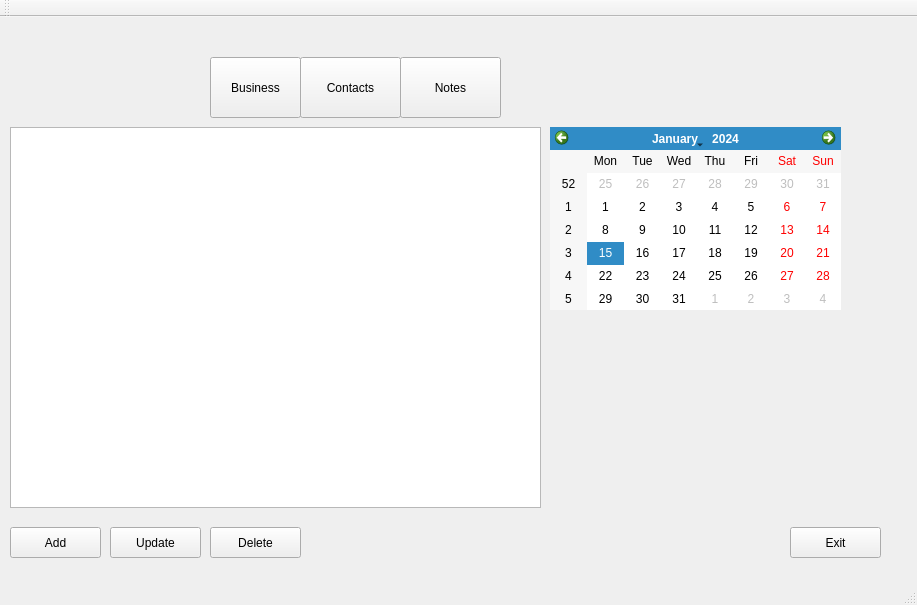
This is mainwindow.ui in Strelts0v/organaizer-vigi as Qt 5 draws it before an edit. The edited form follows.
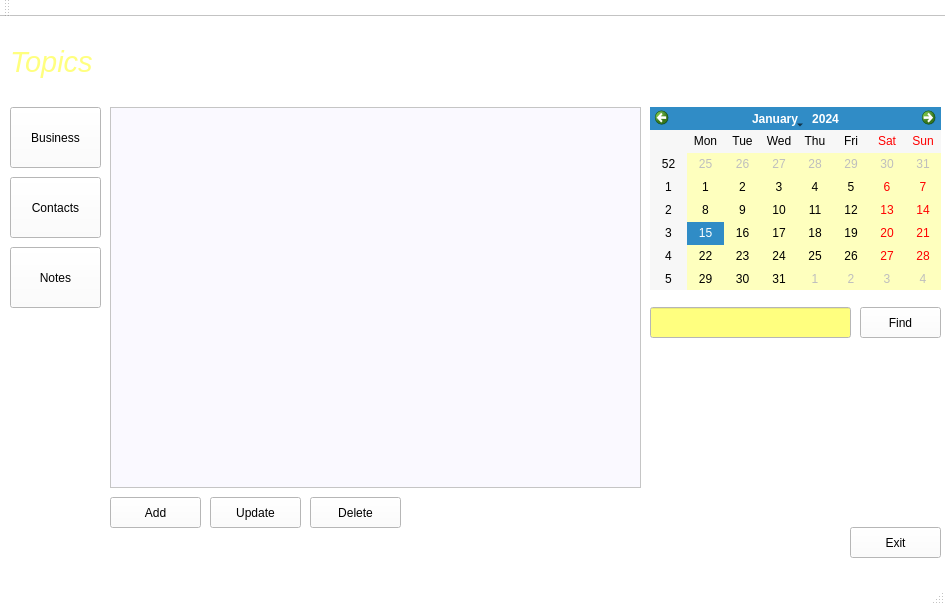
This is the edited form. Icons and pictures are not drawn.

Diff of the .ui file:
```diff
--- a/mainwindow.ui
+++ b/mainwindow.ui
@@ -6,33 +6,286 @@
    <rect>
     <x>0</x>
     <y>0</y>
-    <width>917</width>
+    <width>945</width>
     <height>605</height>
    </rect>
   </property>
+  <property name="palette">
+   <palette>
+    <active>
+     <colorrole role="Button">
+      <brush brushstyle="SolidPattern">
+       <color alpha="255">
+        <red>255</red>
+        <green>255</green>
+        <blue>255</blue>
+       </color>
+      </brush>
+     </colorrole>
+     <colorrole role="Light">
+      <brush brushstyle="SolidPattern">
+       <color alpha="255">
+        <red>255</red>
+        <green>255</green>
+        <blue>255</blue>
+       </color>
+      </brush>
+     </colorrole>
+     <colorrole role="Midlight">
+      <brush brushstyle="SolidPattern">
+       <color alpha="255">
+        <red>255</red>
+        <green>255</green>
+        <blue>255</blue>
+       </color>
+      </brush>
+     </colorrole>
+     <colorrole role="Base">
+      <brush brushstyle="SolidPattern">
+       <color alpha="255">
+        <red>255</red>
+        <green>255</green>
+        <blue>127</blue>
+       </color>
+      </brush>
+     </colorrole>
+     <colorrole role="Window">
+      <brush brushstyle="SolidPattern">
+       <color alpha="255">
+        <red>255</red>
+        <green>255</green>
+        <blue>255</blue>
+       </color>
+      </brush>
+     </colorrole>
+     <colorrole role="NoRole">
+      <brush brushstyle="SolidPattern">
+       <color alpha="255">
+        <red>255</red>
+        <green>255</green>
+        <blue>127</blue>
+       </color>
+      </brush>
+     </colorrole>
+    </active>
+    <inactive>
+     <colorrole role="Button">
+      <brush brushstyle="SolidPattern">
+       <color alpha="255">
+        <red>255</red>
+        <green>255</green>
+        <blue>255</blue>
+       </color>
+      </brush>
+     </colorrole>
+     <colorrole role="Light">
+      <brush brushstyle="SolidPattern">
+       <color alpha="255">
+        <red>255</red>
+        <green>255</green>
+        <blue>255</blue>
+       </color>
+      </brush>
+     </colorrole>
+     <colorrole role="Midlight">
+      <brush brushstyle="SolidPattern">
+       <color alpha="255">
+        <red>255</red>
+        <green>255</green>
+        <blue>255</blue>
+       </color>
+      </brush>
+     </colorrole>
+     <colorrole role="Base">
+      <brush brushstyle="SolidPattern">
+       <color alpha="255">
+        <red>255</red>
+        <green>255</green>
+        <blue>127</blue>
+       </color>
+      </brush>
+     </colorrole>
+     <colorrole role="Window">
+      <brush brushstyle="SolidPattern">
+       <color alpha="255">
+        <red>255</red>
+        <green>255</green>
+        <blue>255</blue>
+       </color>
+      </brush>
+     </colorrole>
+     <colorrole role="NoRole">
+      <brush brushstyle="SolidPattern">
+       <color alpha="255">
+        <red>255</red>
+        <green>255</green>
+        <blue>127</blue>
+       </color>
+      </brush>
+     </colorrole>
+    </inactive>
+    <disabled>
+     <colorrole role="Button">
+      <brush brushstyle="SolidPattern">
+       <color alpha="255">
+        <red>255</red>
+        <green>255</green>
+        <blue>255</blue>
+       </color>
+      </brush>
+     </colorrole>
+     <colorrole role="Light">
+      <brush brushstyle="SolidPattern">
+       <color alpha="255">
+        <red>255</red>
+        <green>255</green>
+        <blue>255</blue>
+       </color>
+      </brush>
+     </colorrole>
+     <colorrole role="Midlight">
+      <brush brushstyle="SolidPattern">
+       <color alpha="255">
+        <red>255</red>
+        <green>255</green>
+        <blue>255</blue>
+       </color>
+      </brush>
+     </colorrole>
+     <colorrole role="Base">
+      <brush brushstyle="SolidPattern">
+       <color alpha="255">
+        <red>255</red>
+        <green>255</green>
+        <blue>255</blue>
+       </color>
+      </brush>
+     </colorrole>
+     <colorrole role="Window">
+      <brush brushstyle="SolidPattern">
+       <color alpha="255">
+        <red>255</red>
+        <green>255</green>
+        <blue>255</blue>
+       </color>
+      </brush>
+     </colorrole>
+     <colorrole role="NoRole">
+      <brush brushstyle="SolidPattern">
+       <color alpha="255">
+        <red>255</red>
+        <green>255</green>
+        <blue>127</blue>
+       </color>
+      </brush>
+     </colorrole>
+    </disabled>
+   </palette>
+  </property>
   <property name="windowTitle">
-   <string>ViGi</string>
+   <string>ViGi Organizer</string>
+  </property>
+  <property name="windowIcon">
+   <iconset resource="resources/pictures-resources.qrc">
+    <normaloff>:/images/pictures/logo.jpg</normaloff>:/images/pictures/logo.jpg</iconset>
+  </property>
+  <property name="locale">
+   <locale language="English" country="UnitedStates"/>
   </property>
   <widget class="QWidget" name="centralWidget">
    <widget class="QTableWidget" name="tableWidget">
     <property name="geometry">
      <rect>
-      <x>10</x>
-      <y>110</y>
+      <x>110</x>
+      <y>90</y>
       <width>531</width>
       <height>381</height>
      </rect>
     </property>
+    <property name="palette">
+     <palette>
+      <active>
+       <colorrole role="Base">
+        <brush brushstyle="SolidPattern">
+         <color alpha="255">
+          <red>250</red>
+          <green>249</green>
+          <blue>255</blue>
+         </color>
+        </brush>
+       </colorrole>
+      </active>
+      <inactive>
+       <colorrole role="Base">
+        <brush brushstyle="SolidPattern">
+         <color alpha="255">
+          <red>250</red>
+          <green>249</green>
+          <blue>255</blue>
+         </color>
+        </brush>
+       </colorrole>
+      </inactive>
+      <disabled>
+       <colorrole role="Base">
+        <brush brushstyle="SolidPattern">
+         <color alpha="255">
+          <red>255</red>
+          <green>255</green>
+          <blue>255</blue>
+         </color>
+        </brush>
+       </colorrole>
+      </disabled>
+     </palette>
+    </property>
    </widget>
    <widget class="QPushButton" name="exitButton">
     <property name="geometry">
      <rect>
-      <x>790</x>
+      <x>850</x>
       <y>510</y>
       <width>91</width>
       <height>31</height>
      </rect>
     </property>
+    <property name="palette">
+     <palette>
+      <active>
+       <colorrole role="LinkVisited">
+        <brush brushstyle="SolidPattern">
+         <color alpha="255">
+          <red>255</red>
+          <green>170</green>
+          <blue>0</blue>
+         </color>
+        </brush>
+       </colorrole>
+      </active>
+      <inactive>
+       <colorrole role="LinkVisited">
+        <brush brushstyle="SolidPattern">
+         <color alpha="255">
+          <red>255</red>
+          <green>170</green>
+          <blue>0</blue>
+         </color>
+        </brush>
+       </colorrole>
+      </inactive>
+      <disabled>
+       <colorrole role="LinkVisited">
+        <brush brushstyle="SolidPattern">
+         <color alpha="255">
+          <red>255</red>
+          <green>170</green>
+          <blue>0</blue>
+         </color>
+        </brush>
+       </colorrole>
+      </disabled>
+     </palette>
+    </property>
     <property name="text">
      <string>Exit</string>
     </property>
@@ -40,8 +293,8 @@
    <widget class="QPushButton" name="deleteButton">
     <property name="geometry">
      <rect>
-      <x>210</x>
-      <y>510</y>
+      <x>310</x>
+      <y>480</y>
       <width>91</width>
       <height>31</height>
      </rect>
@@ -53,8 +306,8 @@
    <widget class="QPushButton" name="updateButton">
     <property name="geometry">
      <rect>
-      <x>110</x>
-      <y>510</y>
+      <x>210</x>
+      <y>480</y>
       <width>91</width>
       <height>31</height>
      </rect>
@@ -66,8 +319,8 @@
    <widget class="QPushButton" name="addButton">
     <property name="geometry">
      <rect>
-      <x>10</x>
-      <y>510</y>
+      <x>110</x>
+      <y>480</y>
       <width>91</width>
       <height>31</height>
      </rect>
@@ -79,12 +332,76 @@
    <widget class="QPushButton" name="businessButton">
     <property name="geometry">
      <rect>
-      <x>210</x>
-      <y>40</y>
+      <x>10</x>
+      <y>90</y>
       <width>91</width>
       <height>61</height>
      </rect>
     </property>
+    <property name="palette">
+     <palette>
+      <active>
+       <colorrole role="Base">
+        <brush brushstyle="SolidPattern">
+         <color alpha="255">
+          <red>209</red>
+          <green>255</green>
+          <blue>201</blue>
+         </color>
+        </brush>
+       </colorrole>
+       <colorrole role="NoRole">
+        <brush brushstyle="SolidPattern">
+         <color alpha="255">
+          <red>170</red>
+          <green>255</green>
+          <blue>255</blue>
+         </color>
+        </brush>
+       </colorrole>
+      </active>
+      <inactive>
+       <colorrole role="Base">
+        <brush brushstyle="SolidPattern">
+         <color alpha="255">
+          <red>209</red>
+          <green>255</green>
+          <blue>201</blue>
+         </color>
+        </brush>
+       </colorrole>
+       <colorrole role="NoRole">
+        <brush brushstyle="SolidPattern">
+         <color alpha="255">
+          <red>170</red>
+          <green>255</green>
+          <blue>255</blue>
+         </color>
+        </brush>
+       </colorrole>
+      </inactive>
+      <disabled>
+       <colorrole role="Base">
+        <brush brushstyle="SolidPattern">
+         <color alpha="255">
+          <red>255</red>
+          <green>255</green>
+          <blue>255</blue>
+         </color>
+        </brush>
+       </colorrole>
+       <colorrole role="NoRole">
+        <brush brushstyle="SolidPattern">
+         <color alpha="255">
+          <red>170</red>
+          <green>255</green>
+          <blue>255</blue>
+         </color>
+        </brush>
+       </colorrole>
+      </disabled>
+     </palette>
+    </property>
     <property name="text">
      <string>Business</string>
     </property>
@@ -92,9 +409,9 @@
    <widget class="QPushButton" name="contactsButton">
     <property name="geometry">
      <rect>
-      <x>300</x>
-      <y>40</y>
-      <width>101</width>
+      <x>10</x>
+      <y>160</y>
+      <width>91</width>
       <height>61</height>
      </rect>
     </property>
@@ -105,9 +422,9 @@
    <widget class="QPushButton" name="notesButton">
     <property name="geometry">
      <rect>
-      <x>400</x>
-      <y>40</y>
-      <width>101</width>
+      <x>10</x>
+      <y>230</y>
+      <width>91</width>
       <height>61</height>
      </rect>
     </property>
@@ -118,37 +435,120 @@
    <widget class="QCalendarWidget" name="calendarWidget">
     <property name="geometry">
      <rect>
-      <x>550</x>
-      <y>110</y>
+      <x>650</x>
+      <y>90</y>
       <width>291</width>
       <height>183</height>
      </rect>
     </property>
+    <property name="palette">
+     <palette>
+      <active>
+       <colorrole role="Base">
+        <brush brushstyle="SolidPattern">
+         <color alpha="255">
+          <red>254</red>
+          <green>255</green>
+          <blue>190</blue>
+         </color>
+        </brush>
+       </colorrole>
+      </active>
+      <inactive>
+       <colorrole role="Base">
+        <brush brushstyle="SolidPattern">
+         <color alpha="255">
+          <red>254</red>
+          <green>255</green>
+          <blue>190</blue>
+         </color>
+        </brush>
+       </colorrole>
+      </inactive>
+      <disabled>
+       <colorrole role="Base">
+        <brush brushstyle="SolidPattern">
+         <color alpha="255">
+          <red>255</red>
+          <green>255</green>
+          <blue>255</blue>
+         </color>
+        </brush>
+       </colorrole>
+      </disabled>
+     </palette>
+    </property>
+    <property name="locale">
+     <locale language="English" country="UnitedStates"/>
+    </property>
    </widget>
-   <widget class="QLabel" name="label_2">
+   <widget class="QLabel" name="headerLabel">
     <property name="geometry">
      <rect>
       <x>10</x>
-      <y>30</y>
-      <width>191</width>
-      <height>81</height>
+      <y>10</y>
+      <width>931</width>
+      <height>71</height>
      </rect>
     </property>
     <property name="text">
-     <string>&lt;html&gt;&lt;head/&gt;&lt;body&gt;&lt;p&gt;&lt;img src=&quot;:/images/pictures/topics-detail-small.jpg&quot;/&gt;&lt;/p&gt;&lt;/body&gt;&lt;/html&gt;</string>
+     <string>&lt;!DOCTYPE HTML PUBLIC &quot;-//W3C//DTD HTML 4.0//EN&quot; &quot;http://www.w3.org/TR/REC-html40/strict.dtd&quot;&gt;
+&lt;html&gt;&lt;head&gt;&lt;meta name=&quot;qrichtext&quot; content=&quot;1&quot; /&gt;&lt;style type=&quot;text/css&quot;&gt;
+p, li { white-space: pre-wrap; }
+&lt;/style&gt;&lt;/head&gt;&lt;body style=&quot; font-family:'MS Shell Dlg 2'; font-size:8pt; font-weight:400; font-style:normal;&quot;&gt;
+&lt;p style=&quot; margin-top:12px; margin-bottom:12px; margin-left:0px; margin-right:0px; -qt-block-indent:0; text-indent:0px;&quot;&gt;&lt;img src=&quot;:/images/pictures/styles-calm.jpeg&quot; /&gt;&lt;/p&gt;&lt;/body&gt;&lt;/html&gt;</string>
+    </property>
+   </widget>
+   <widget class="QLabel" name="topicLabel">
+    <property name="geometry">
+     <rect>
+      <x>10</x>
+      <y>20</y>
+      <width>91</width>
+      <height>51</height>
+     </rect>
+    </property>
+    <property name="text">
+     <string>&lt;html&gt;&lt;head/&gt;&lt;body&gt;&lt;p&gt;&lt;span style=&quot; font-size:22pt; font-style:italic; color:#ffff7f;&quot;&gt;Topics&lt;/span&gt;&lt;/p&gt;&lt;/body&gt;&lt;/html&gt;</string>
+    </property>
+   </widget>
+   <widget class="QLineEdit" name="findEdit">
+    <property name="geometry">
+     <rect>
+      <x>650</x>
+      <y>290</y>
+      <width>201</width>
+      <height>31</height>
+     </rect>
+    </property>
+    <property name="text">
+     <string/>
+    </property>
+   </widget>
+   <widget class="QPushButton" name="findButton">
+    <property name="geometry">
+     <rect>
+      <x>860</x>
+      <y>290</y>
+      <width>81</width>
+      <height>31</height>
+     </rect>
+    </property>
+    <property name="text">
+     <string>Find</string>
     </property>
    </widget>
    <widget class="QLabel" name="label">
     <property name="geometry">
      <rect>
-      <x>630</x>
-      <y>300</y>
-      <width>161</width>
-      <height>191</height>
+      <x>650</x>
+      <y>330</y>
+      <width>291</width>
+      <height>141</height>
      </rect>
     </property>
     <property name="text">
-     <string>&lt;html&gt;&lt;head/&gt;&lt;body&gt;&lt;p&gt;&lt;img src=&quot;:/images/pictures/hot-topics-logo.png&quot;/&gt;&lt;/p&gt;&lt;/body&gt;&lt;/html&gt;</string>
+     <string>&lt;html&gt;&lt;head/&gt;&lt;body&gt;&lt;p&gt;&lt;img src=&quot;:/images/pictures/image.jpg&quot;/&gt;&lt;/p&gt;&lt;/body&gt;&lt;/html&gt;</string>
     </property>
    </widget>
   </widget>
@@ -157,7 +557,7 @@
     <rect>
      <x>0</x>
      <y>0</y>
-     <width>917</width>
+     <width>945</width>
      <height>21</height>
     </rect>
    </property>
```
Left out of the diff: 4 changed lines with no effect on the pictures.
